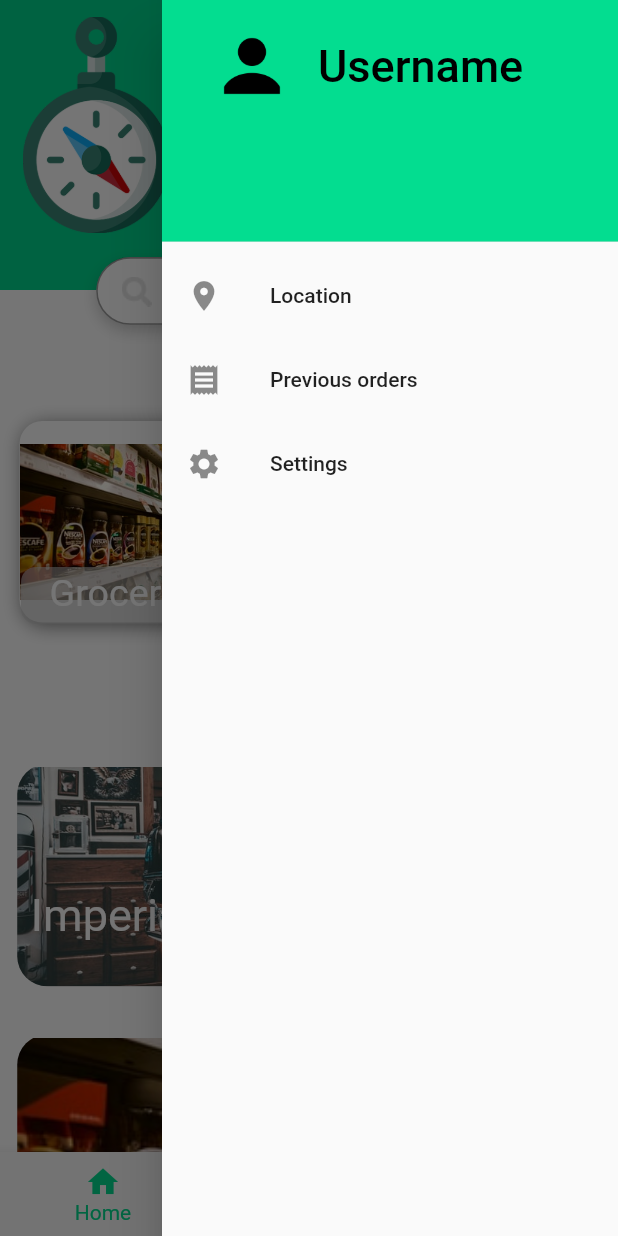
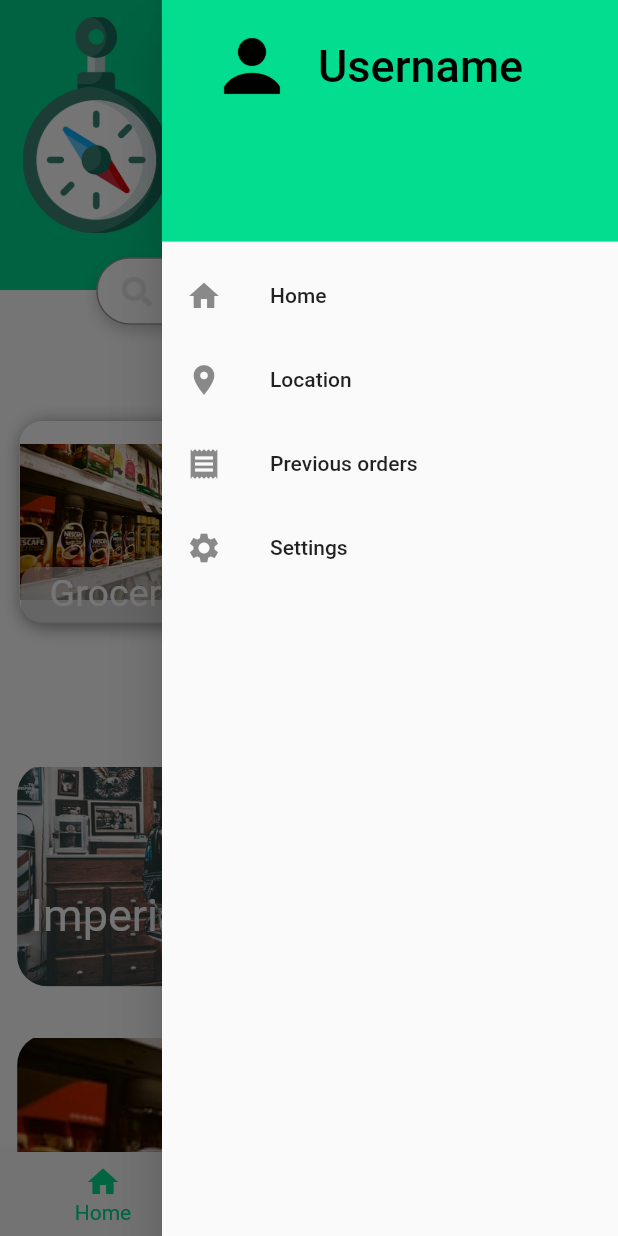
Before and after one commit to advaith-unnikrishnan/app, a Flutter app: the screen it shows after launch, with the side drawer open, on a phone screen of 412 x 824 dp. Run offline on Flutter 3.47's test engine with Material 2 defaults, Android fonts, the phone set to English and light mode, and no system bars; Roboto replaces fonts that are missing (Cera Pro).

Commit message:
added location.dart and it's navigation in the app drawer (file incomplete)

```diff
--- a/lib/main.dart
+++ b/lib/main.dart
@@ -2,9 +2,12 @@ import 'package:flutter/cupertino.dart';
 import "package:flutter/material.dart";
 import 'package:flutter/painting.dart';
 import 'package:flutter/services.dart';
-import 'package:lokale/notifications.dart';
+import 'package:lokale/location.dart';
+import 'package:lokale/shop.dart';
 import 'package:lokale/splash.dart';
 
+//import 'package:lokale/splash.dart';
+//import
 void main() => runApp(MaterialApp(
       home: Home(),
     ));
@@ -42,9 +45,6 @@ class _MyAppState extends State<MyApp> {
   }
   //search box focus end
 
-  void _itemTapped(int index){
-    Navigator.push(context,MaterialPageRoute(builder: (context)=> NotificationsBar()));
-  }
   @override
   Widget build(BuildContext context) {
     SystemChrome.setSystemUIOverlayStyle(SystemUiOverlayStyle(
@@ -71,8 +71,16 @@ class _MyAppState extends State<MyApp> {
                 ),
               ),
             ListTile(
+              leading: Icon(Icons.home),
+              title: Text('Home'),
+              onTap: () {
+                Navigator.push(context, MaterialPageRoute(builder: (context) => MyApp(),),);},
+            ),
+            ListTile(
               leading: Icon(Icons.location_on),
               title: Text('Location'),
+              onTap: () {
+                Navigator.push(context, MaterialPageRoute(builder: (context) => Location(),),);},
             ),
             ListTile(
               leading: Icon(Icons.receipt),
@@ -84,6 +92,61 @@ class _MyAppState extends State<MyApp> {
             ),
           ],
         ),
+        /*child: Column(
+          crossAxisAlignment: CrossAxisAlignment.start,
+          mainAxisAlignment: MainAxisAlignment.center,
+          children: <Widget>[
+            Padding(
+              padding: const EdgeInsets.all(10.0),
+              child: CircleAvatar(
+                backgroundImage: AssetImage('images/human.png'),
+                backgroundColor: Colors.white,
+                radius: 50.0,
+              ),
+            ),
+            Padding(
+              padding: const EdgeInsets.all(10.0),
+              child: Text('Username',
+              style: TextStyle(
+                color: Colors.black,
+                fontSize: 30.0,
+              ),),
+            ),
+            Container(
+              height: 40,
+              width: 200,
+              margin: EdgeInsets.all(50.0),
+              color: Colors.grey,
+              child: Text(
+                'Profile',
+                style: TextStyle(fontSize: 30, color: Colors.black),
+                textAlign: TextAlign.center,
+              ),
+            ),
+            Container(
+              height: 40,
+              width: 200,
+              margin: EdgeInsets.all(50.0),
+              color: Colors.grey,
+              child: Text(
+                'Projects',
+                style: TextStyle(fontSize: 30, color: Colors.black),
+                textAlign: TextAlign.center,
+              ),
+            ),
+            Container(
+              height: 40,
+              width: 200,
+              margin: EdgeInsets.all(50.0),
+              color: Colors.grey,
+              child: Text(
+                'About',
+                style: TextStyle(fontSize: 30, color: Colors.black),
+                textAlign: TextAlign.center,
+              ),
+            ),
+          ],
+        ),*/
       ),
       body: ListView(
         scrollDirection: Axis.vertical,
@@ -499,6 +562,12 @@ class _MyAppState extends State<MyApp> {
                                             child: Container(
                                                 width: 388,
                                                 height: 148,
+                                                child: InkWell(
+                                                    onTap: () {
+                                                      Navigator.push(context,
+                                                          MaterialPageRoute(builder: (context)=>ImperialsaloonWidget())
+                                                      );
+                                                    }),
                                                 decoration: BoxDecoration(
                                                   borderRadius : BorderRadius.only(
                                                     topLeft: Radius.circular(20),
@@ -559,6 +628,12 @@ class _MyAppState extends State<MyApp> {
                                             child: Container(
                                                 width: 388,
                                                 height: 148,
+                                                child: InkWell(
+                                                    onTap: () {
+                                                      Navigator.push(context,
+                                                          MaterialPageRoute(builder: (context)=>SupremestoreWidget())
+                                                      );
+                                                    }),
                                                 decoration: BoxDecoration(
                                                   borderRadius : BorderRadius.only(
                                                     topLeft: Radius.circular(20),
@@ -620,6 +695,12 @@ class _MyAppState extends State<MyApp> {
                                             child: Container(
                                                 width: 388,
                                                 height: 148,
+                                                child: InkWell(
+                                                    onTap: () {
+                                                      Navigator.push(context,
+                                                          MaterialPageRoute(builder: (context)=>LifePharmacyWidget())
+                                                      );
+                                                    }),
                                                 decoration: BoxDecoration(
                                                   borderRadius : BorderRadius.only(
                                                     topLeft: Radius.circular(20),
@@ -687,7 +768,6 @@ class _MyAppState extends State<MyApp> {
               icon: Icon(Icons.notifications), title: Text('Notifications')),
         ],
         selectedItemColor: Color(0xFF03DD90),
-        onTap: _itemTapped,
       ),
     );
   }
```
Also changed, not shown: lib/location.dart (added, +149 -0 lines).
